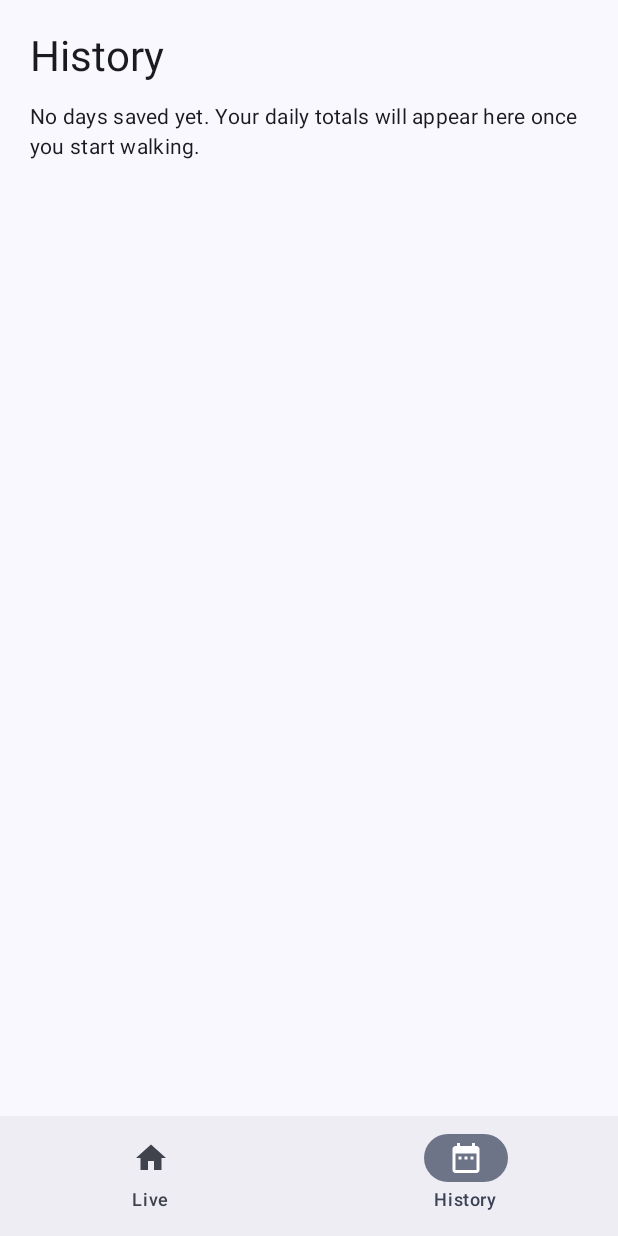
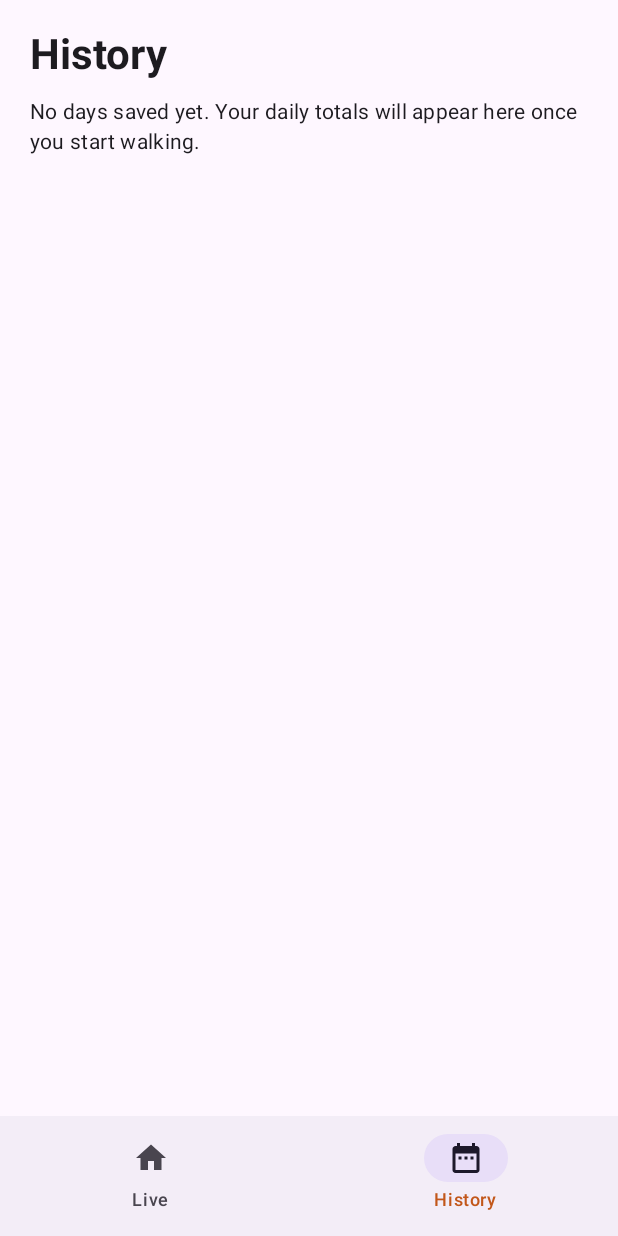
Before and after one commit to EnergeticHay/CS4720, an Android app built with Jetpack Compose: the screen it shows after launch (MainActivity), item 2 of the bottom bar chosen, on a phone screen of 412 x 824 dp. Run offline under Robolectric (Android 15) with nearby library versions, the phone set to English and light mode, and no system bars; our stand-ins replace Room's generated code.

Commit message:
simple theme

```diff
--- a/StepLoggerjbz2et/app/src/main/java/edu/virginia/cs4720/steploggerjbz2et/ui/theme/Color.kt
+++ b/StepLoggerjbz2et/app/src/main/java/edu/virginia/cs4720/steploggerjbz2et/ui/theme/Color.kt
@@ -2,10 +2,7 @@ package edu.virginia.cs4720.steploggerjbz2et.ui.theme
 
 import androidx.compose.ui.graphics.Color
 
-val Purple80 = Color(0xFFD0BCFF)
-val PurpleGrey80 = Color(0xFFCCC2DC)
-val Pink80 = Color(0xFFEFB8C8)
-
-val Purple40 = Color(0xFF6650a4)
-val PurpleGrey40 = Color(0xFF625b71)
-val Pink40 = Color(0xFF7D5260)
+val Green = Color(0xFF1B6E4F)
+val LightGreen = Color(0xFF86D8B0)
+val Orange = Color(0xFFC2571A)
+val LightOrange = Color(0xFFFFB68E)
--- a/StepLoggerjbz2et/app/src/main/java/edu/virginia/cs4720/steploggerjbz2et/ui/theme/Theme.kt
+++ b/StepLoggerjbz2et/app/src/main/java/edu/virginia/cs4720/steploggerjbz2et/ui/theme/Theme.kt
@@ -1,57 +1,22 @@
 package edu.virginia.cs4720.steploggerjbz2et.ui.theme
 
-import android.app.Activity
-import android.os.Build
 import androidx.compose.foundation.isSystemInDarkTheme
 import androidx.compose.material3.MaterialTheme
 import androidx.compose.material3.darkColorScheme
-import androidx.compose.material3.dynamicDarkColorScheme
-import androidx.compose.material3.dynamicLightColorScheme
 import androidx.compose.material3.lightColorScheme
 import androidx.compose.runtime.Composable
-import androidx.compose.ui.platform.LocalContext
 
-private val DarkColorScheme = darkColorScheme(
-    primary = Purple80,
-    secondary = PurpleGrey80,
-    tertiary = Pink80
-)
+private val LightColorScheme = lightColorScheme(primary = Green, secondary = Orange)
 
-private val LightColorScheme = lightColorScheme(
-    primary = Purple40,
-    secondary = PurpleGrey40,
-    tertiary = Pink40
-
-    /* Other default colors to override
-    background = Color(0xFFFFFBFE),
-    surface = Color(0xFFFFFBFE),
-    onPrimary = Color.White,
-    onSecondary = Color.White,
-    onTertiary = Color.White,
-    onBackground = Color(0xFF1C1B1F),
-    onSurface = Color(0xFF1C1B1F),
-    */
-)
+private val DarkColorScheme = darkColorScheme(primary = LightGreen, secondary = LightOrange)
 
 @Composable
 fun StepLoggerjbz2etTheme(
     darkTheme: Boolean = isSystemInDarkTheme(),
-    // Dynamic color is available on Android 12+
-    dynamicColor: Boolean = true,
     content: @Composable () -> Unit
 ) {
-    val colorScheme = when {
-        dynamicColor && Build.VERSION.SDK_INT >= Build.VERSION_CODES.S -> {
-            val context = LocalContext.current
-            if (darkTheme) dynamicDarkColorScheme(context) else dynamicLightColorScheme(context)
-        }
-
-        darkTheme -> DarkColorScheme
-        else -> LightColorScheme
-    }
-
     MaterialTheme(
-        colorScheme = colorScheme,
+        colorScheme = if (darkTheme) DarkColorScheme else LightColorScheme,
         typography = Typography,
         content = content
     )
--- a/StepLoggerjbz2et/app/src/main/java/edu/virginia/cs4720/steploggerjbz2et/ui/theme/Type.kt
+++ b/StepLoggerjbz2et/app/src/main/java/edu/virginia/cs4720/steploggerjbz2et/ui/theme/Type.kt
@@ -2,33 +2,11 @@ package edu.virginia.cs4720.steploggerjbz2et.ui.theme
 
 import androidx.compose.material3.Typography
 import androidx.compose.ui.text.TextStyle
-import androidx.compose.ui.text.font.FontFamily
 import androidx.compose.ui.text.font.FontWeight
 import androidx.compose.ui.unit.sp
 
-// Set of Material typography styles to start with
 val Typography = Typography(
-    bodyLarge = TextStyle(
-        fontFamily = FontFamily.Default,
-        fontWeight = FontWeight.Normal,
-        fontSize = 16.sp,
-        lineHeight = 24.sp,
-        letterSpacing = 0.5.sp
-    )
-    /* Other default text styles to override
-    titleLarge = TextStyle(
-        fontFamily = FontFamily.Default,
-        fontWeight = FontWeight.Normal,
-        fontSize = 22.sp,
-        lineHeight = 28.sp,
-        letterSpacing = 0.sp
-    ),
-    labelSmall = TextStyle(
-        fontFamily = FontFamily.Default,
-        fontWeight = FontWeight.Medium,
-        fontSize = 11.sp,
-        lineHeight = 16.sp,
-        letterSpacing = 0.5.sp
-    )
-    */
+    displayLarge = TextStyle(fontWeight = FontWeight.Black, fontSize = 64.sp, lineHeight = 68.sp),
+    headlineMedium = TextStyle(fontWeight = FontWeight.Bold, fontSize = 28.sp, lineHeight = 34.sp),
+    titleMedium = TextStyle(fontWeight = FontWeight.SemiBold, fontSize = 16.sp, lineHeight = 22.sp)
 )
```
